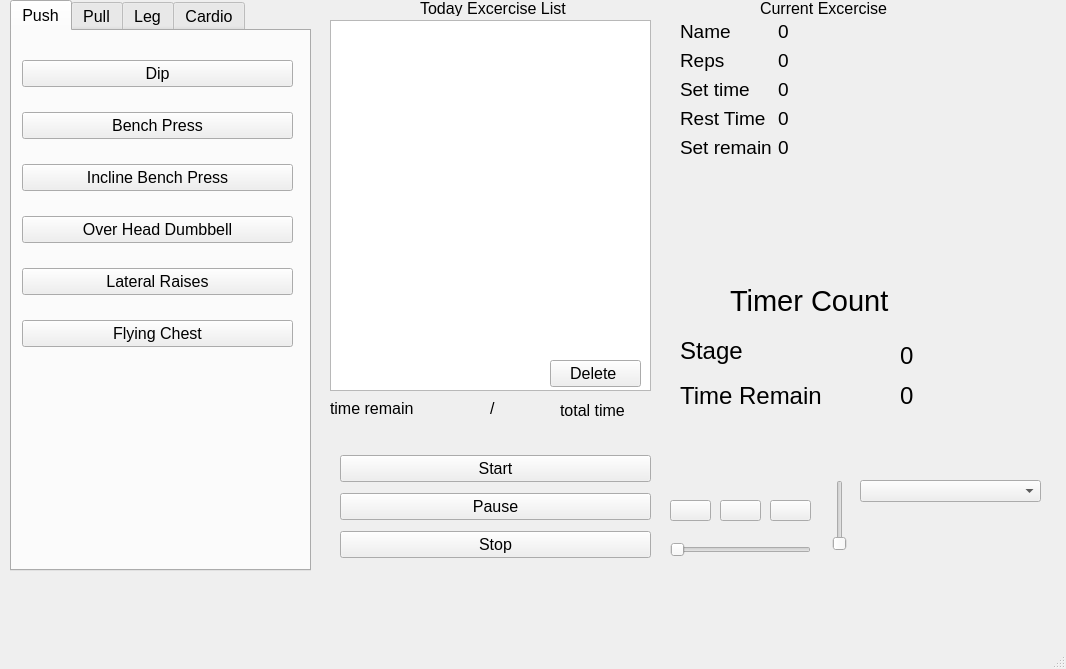
Qt form mainwindow.ui (LeKhacVuong/Training_timer) before a commit.
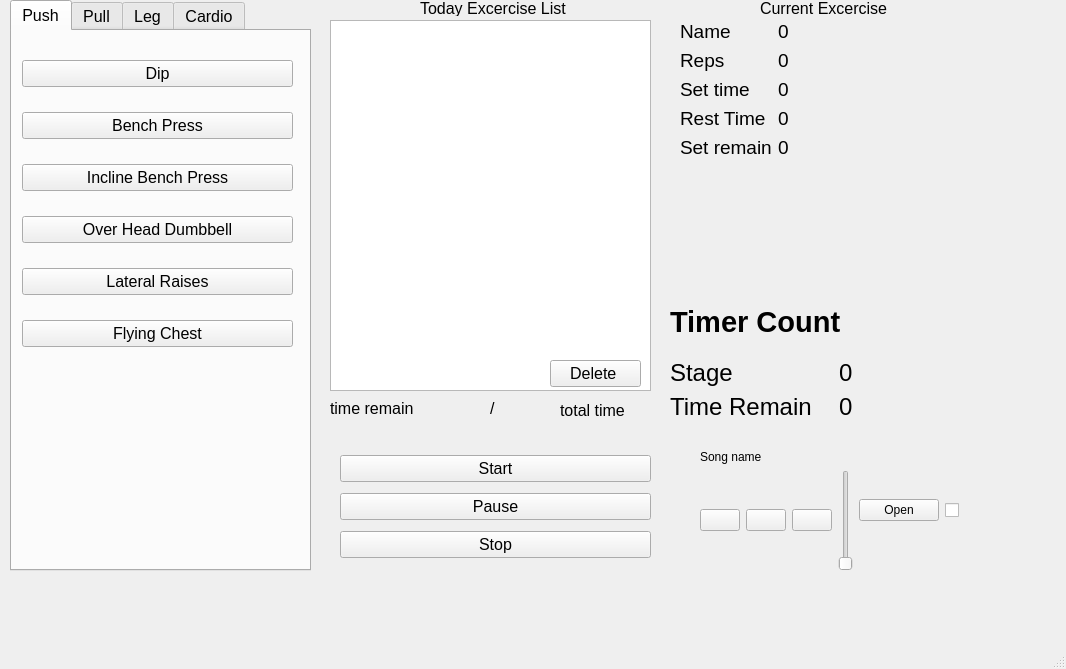
The same form after that commit.

What changed in the file:
```diff
--- a/mainwindow.ui
+++ b/mainwindow.ui
@@ -2,6 +2,9 @@
 <ui version="4.0">
  <class>MainWindow</class>
  <widget class="QMainWindow" name="MainWindow">
+  <property name="enabled">
+   <bool>true</bool>
+  </property>
   <property name="geometry">
    <rect>
     <x>0</x>
@@ -676,109 +679,6 @@
      <string>Current Excercise</string>
     </property>
    </widget>
-   <widget class="QLabel" name="label_excercise_list_3">
-    <property name="geometry">
-     <rect>
-      <x>730</x>
-      <y>280</y>
-      <width>241</width>
-      <height>41</height>
-     </rect>
-    </property>
-    <property name="font">
-     <font>
-      <pointsize>22</pointsize>
-     </font>
-    </property>
-    <property name="text">
-     <string>Timer Count</string>
-    </property>
-   </widget>
-   <widget class="QLabel" name="label_timer_stage">
-    <property name="geometry">
-     <rect>
-      <x>900</x>
-      <y>340</y>
-      <width>141</width>
-      <height>31</height>
-     </rect>
-    </property>
-    <property name="font">
-     <font>
-      <pointsize>18</pointsize>
-     </font>
-    </property>
-    <property name="text">
-     <string>0</string>
-    </property>
-   </widget>
-   <widget class="QLabel" name="label_11">
-    <property name="geometry">
-     <rect>
-      <x>680</x>
-      <y>330</y>
-      <width>181</width>
-      <height>41</height>
-     </rect>
-    </property>
-    <property name="font">
-     <font>
-      <pointsize>18</pointsize>
-     </font>
-    </property>
-    <property name="text">
-     <string>Stage</string>
-    </property>
-   </widget>
-   <widget class="QLabel" name="label_timer_remain">
-    <property name="geometry">
-     <rect>
-      <x>900</x>
-      <y>380</y>
-      <width>141</width>
-      <height>31</height>
-     </rect>
-    </property>
-    <property name="font">
-     <font>
-      <pointsize>18</pointsize>
-     </font>
-    </property>
-    <property name="text">
-     <string>0</string>
-    </property>
-   </widget>
-   <widget class="QLabel" name="label_13">
-    <property name="geometry">
-     <rect>
-      <x>680</x>
-      <y>370</y>
-      <width>191</width>
-      <height>51</height>
-     </rect>
-    </property>
-    <property name="font">
-     <font>
-      <pointsize>18</pointsize>
-     </font>
-    </property>
-    <property name="text">
-     <string>Time Remain</string>
-    </property>
-   </widget>
-   <widget class="QPushButton" name="pushButton_music">
-    <property name="geometry">
-     <rect>
-      <x>720</x>
-      <y>500</y>
-      <width>41</width>
-      <height>21</height>
-     </rect>
-    </property>
-    <property name="text">
-     <string/>
-    </property>
-   </widget>
    <widget class="QLabel" name="label_slash">
     <property name="geometry">
      <rect>
@@ -800,8 +700,8 @@
    <widget class="QLabel" name="label_pause">
     <property name="geometry">
      <rect>
-      <x>790</x>
-      <y>190</y>
+      <x>700</x>
+      <y>200</y>
       <width>271</width>
       <height>71</height>
      </rect>
@@ -815,67 +715,172 @@
      <string/>
     </property>
    </widget>
-   <widget class="QSlider" name="horizontalSlider_video_process">
+   <widget class="QWidget" name="">
     <property name="geometry">
      <rect>
-      <x>670</x>
-      <y>540</y>
-      <width>141</width>
-      <height>20</height>
+      <x>700</x>
+      <y>450</y>
+      <width>261</width>
+      <height>121</height>
      </rect>
     </property>
-    <property name="orientation">
-     <enum>Qt::Horizontal</enum>
-    </property>
+    <layout class="QHBoxLayout" name="horizontalLayout_4">
+     <item>
+      <layout class="QVBoxLayout" name="verticalLayout_4">
+       <item>
+        <widget class="QLabel" name="label_song_name">
+         <property name="text">
+          <string>Song name</string>
+         </property>
+        </widget>
+       </item>
+       <item>
+        <layout class="QHBoxLayout" name="horizontalLayout_3">
+         <item>
+          <layout class="QVBoxLayout" name="verticalLayout_3">
+           <item>
+            <layout class="QHBoxLayout" name="horizontalLayout_2">
+             <item>
+              <widget class="QPushButton" name="pushButton_music_back">
+               <property name="text">
+                <string/>
+               </property>
+              </widget>
+             </item>
+             <item>
+              <widget class="QPushButton" name="pushButton_music">
+               <property name="text">
+                <string/>
+               </property>
+              </widget>
+             </item>
+             <item>
+              <widget class="QPushButton" name="pushButton_music_next">
+               <property name="text">
+                <string/>
+               </property>
+              </widget>
+             </item>
+            </layout>
+           </item>
+          </layout>
+         </item>
+         <item>
+          <widget class="QSlider" name="verticalSlider_volume">
+           <property name="orientation">
+            <enum>Qt::Vertical</enum>
+           </property>
+          </widget>
+         </item>
+        </layout>
+       </item>
+      </layout>
+     </item>
+     <item>
+      <widget class="QPushButton" name="pushButton_open_music">
+       <property name="text">
+        <string>Open</string>
+       </property>
+      </widget>
+     </item>
+     <item>
+      <widget class="QCheckBox" name="checkBox">
+       <property name="text">
+        <string/>
+       </property>
+       <property name="checkable">
+        <bool>false</bool>
+       </property>
+      </widget>
+     </item>
+    </layout>
    </widget>
-   <widget class="QSlider" name="verticalSlider_volume">
+   <widget class="QWidget" name="">
     <property name="geometry">
      <rect>
-      <x>830</x>
-      <y>480</y>
-      <width>20</width>
-      <height>71</height>
-     </rect>
-    </property>
-    <property name="orientation">
-     <enum>Qt::Vertical</enum>
-    </property>
-   </widget>
-   <widget class="QComboBox" name="comboBox_chose_music">
-    <property name="geometry">
-     <rect>
-      <x>860</x>
-      <y>480</y>
-      <width>181</width>
-      <height>22</height>
-     </rect>
-    </property>
-   </widget>
-   <widget class="QPushButton" name="pushButton_music_next">
-    <property name="geometry">
-     <rect>
-      <x>770</x>
-      <y>500</y>
-      <width>41</width>
-      <height>21</height>
-     </rect>
-    </property>
-    <property name="text">
-     <string/>
-    </property>
-   </widget>
-   <widget class="QPushButton" name="pushButton_music_back">
-    <property name="geometry">
-     <rect>
       <x>670</x>
-      <y>500</y>
-      <width>41</width>
-      <height>21</height>
+      <y>290</y>
+      <width>331</width>
+      <height>131</height>
      </rect>
     </property>
-    <property name="text">
-     <string/>
-    </property>
+    <layout class="QVBoxLayout" name="verticalLayout_5">
+     <item>
+      <widget class="QLabel" name="label_excercise_list_3">
+       <property name="font">
+        <font>
+         <pointsize>22</pointsize>
+         <weight>75</weight>
+         <bold>true</bold>
+         <stylestrategy>PreferDefault</stylestrategy>
+        </font>
+       </property>
+       <property name="text">
+        <string>Timer Count</string>
+       </property>
+      </widget>
+     </item>
+     <item>
+      <layout class="QHBoxLayout" name="horizontalLayout">
+       <item>
+        <layout class="QVBoxLayout" name="verticalLayout">
+         <item>
+          <widget class="QLabel" name="label_11">
+           <property name="font">
+            <font>
+             <pointsize>18</pointsize>
+            </font>
+           </property>
+           <property name="text">
+            <string>Stage</string>
+           </property>
+          </widget>
+         </item>
+         <item>
+          <widget class="QLabel" name="label_13">
+           <property name="font">
+            <font>
+             <pointsize>18</pointsize>
+            </font>
+           </property>
+           <property name="text">
+            <string>Time Remain</string>
+           </property>
+          </widget>
+         </item>
+        </layout>
+       </item>
+       <item>
+        <layout class="QVBoxLayout" name="verticalLayout_2">
+         <item>
+          <widget class="QLabel" name="label_timer_stage">
+           <property name="font">
+            <font>
+             <pointsize>18</pointsize>
+            </font>
+           </property>
+           <property name="text">
+            <string>0</string>
+           </property>
+          </widget>
+         </item>
+         <item>
+          <widget class="QLabel" name="label_timer_remain">
+           <property name="font">
+            <font>
+             <pointsize>18</pointsize>
+            </font>
+           </property>
+           <property name="text">
+            <string>0</string>
+           </property>
+          </widget>
+         </item>
+        </layout>
+       </item>
+      </layout>
+     </item>
+    </layout>
    </widget>
   </widget>
   <widget class="QMenuBar" name="menubar">
```
